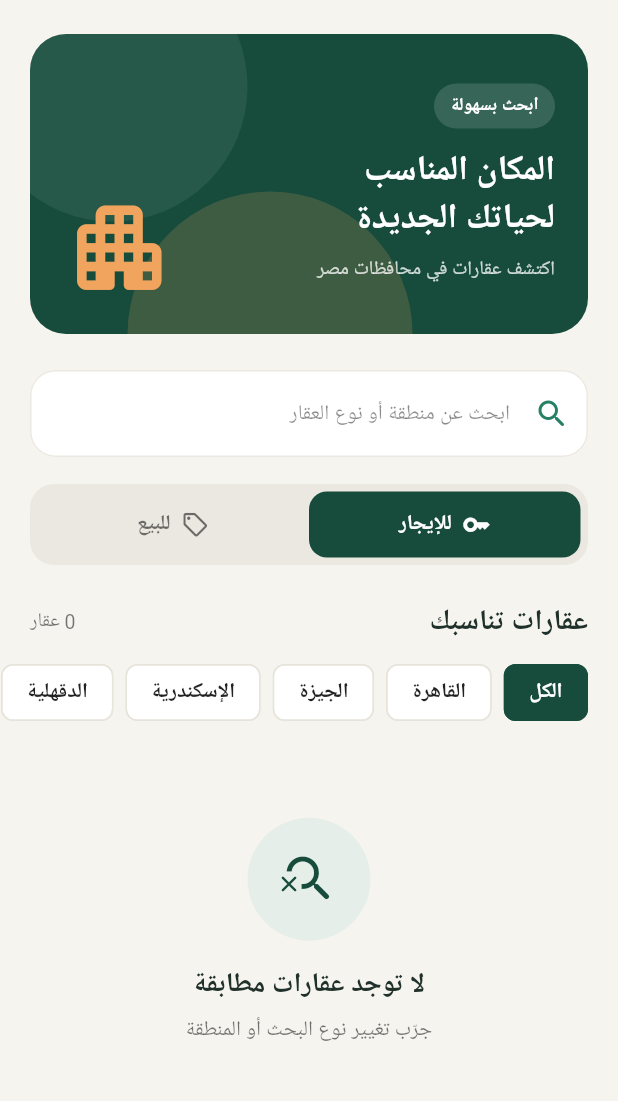
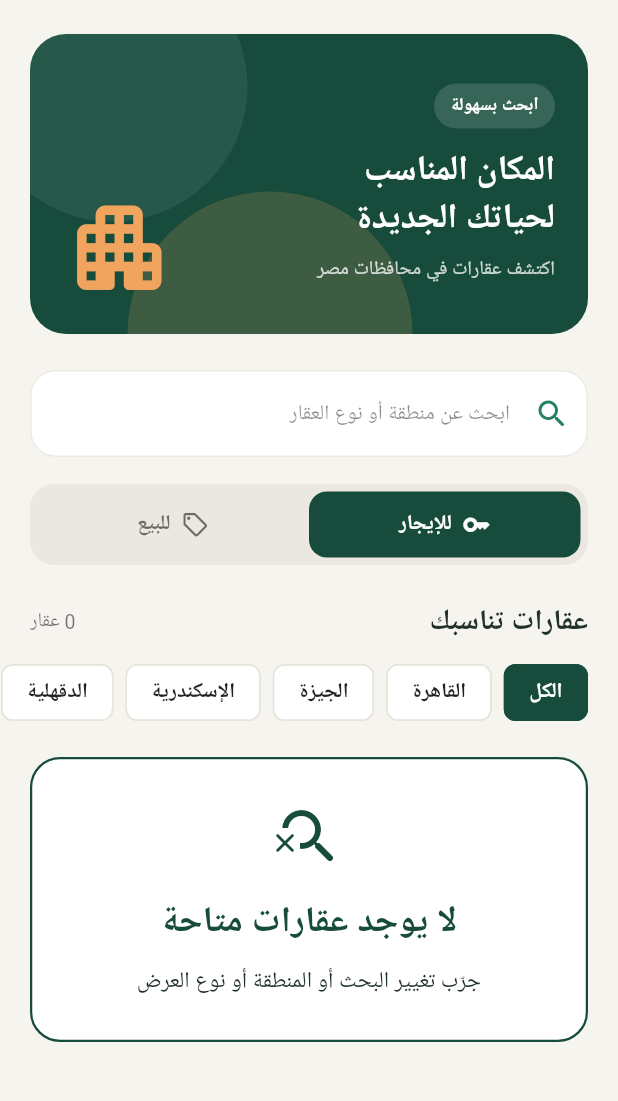
Before and after one commit to MICHAELTANIOS856/Real-Estate-Mobile-Application, a Flutter app: the HomePage screen opened directly, on a phone screen of 412 x 824 dp, the part 95-1196 px from its top. Run offline on Flutter 3.47's test engine with Material 3 defaults, Android fonts, the phone set to English and light mode, and no system bars; our stand-ins replace cloud_firestore, firebase_auth, firebase_core, image_picker; accounts and stored records are empty.

Commit message:
fix: show prominent Arabic empty results for unmatched search and location filters

```diff
--- a/lib/main.dart
+++ b/lib/main.dart
@@ -41,6 +41,31 @@ class RealEstateApp extends StatelessWidget {
   }
 }
 
+List<Property> filterAvailableProperties(
+  List<Property> properties, {
+  required ListingMode selectedMode,
+  required String selectedGovernorate,
+  required String searchText,
+}) {
+  return properties.where((property) {
+    final matchesMode = property.mode == selectedMode;
+
+    final matchesGovernorate =
+        selectedGovernorate == 'الكل' ||
+        property.governorate == selectedGovernorate;
+
+    final normalizedSearch = searchText.trim().toLowerCase();
+    final matchesSearch =
+        normalizedSearch.isEmpty ||
+        property.title.toLowerCase().contains(normalizedSearch) ||
+        property.location.toLowerCase().contains(normalizedSearch) ||
+        property.governorate.toLowerCase().contains(normalizedSearch) ||
+        property.type.toLowerCase().contains(normalizedSearch);
+
+    return matchesMode && matchesGovernorate && matchesSearch;
+  }).toList();
+}
+
 class HomePage extends StatefulWidget {
   const HomePage({super.key});
 
@@ -62,25 +87,13 @@ class _HomePageState extends State<HomePage> {
     ...AddPropertyPage.governorates,
   ];
 
-  List<Property> filterProperties(List<Property> properties) {
-    return properties.where((property) {
-      final matchesMode = property.mode == selectedMode;
-
-      final matchesGovernorate =
-          selectedGovernorate == 'الكل' ||
-          property.governorate == selectedGovernorate;
-
-      final normalizedSearch = searchText.trim().toLowerCase();
-      final matchesSearch =
-          normalizedSearch.isEmpty ||
-          property.title.toLowerCase().contains(normalizedSearch) ||
-          property.location.toLowerCase().contains(normalizedSearch) ||
-          property.governorate.toLowerCase().contains(normalizedSearch) ||
-          property.type.toLowerCase().contains(normalizedSearch);
-
-      return matchesMode && matchesGovernorate && matchesSearch;
-    }).toList();
-  }
+  List<Property> filterProperties(List<Property> properties) =>
+      filterAvailableProperties(
+        properties,
+        selectedMode: selectedMode,
+        selectedGovernorate: selectedGovernorate,
+        searchText: searchText,
+      );
 
   String formatPrice(int price) {
     final digits = price.toString().split('').reversed.toList();
@@ -295,9 +308,8 @@ class _HomePageState extends State<HomePage> {
                   ),
                 ),
                 if (visibleProperties.isEmpty)
-                  const SliverFillRemaining(
-                    hasScrollBody: false,
-                    child: _EmptyState(),
+                  const SliverToBoxAdapter(
+                    child: AvailablePropertiesEmptyState(),
                   )
                 else
                   SliverPadding(
@@ -816,48 +828,48 @@ class _PropertyFeature extends StatelessWidget {
   }
 }
 
-class _EmptyState extends StatelessWidget {
-  const _EmptyState();
+/// Shared empty result for unmatched text, governorate or rent/sale filters.
+class AvailablePropertiesEmptyState extends StatelessWidget {
+  const AvailablePropertiesEmptyState({super.key});
 
   @override
-  Widget build(BuildContext context) {
-    return Center(
-      child: Padding(
-        padding: const EdgeInsets.all(30),
+  Widget build(BuildContext context) => Container(
+    margin: const EdgeInsets.fromLTRB(20, 22, 20, 32),
+    padding: const EdgeInsets.symmetric(horizontal: 20, vertical: 28),
+    decoration: BoxDecoration(
+      color: Colors.white,
+      borderRadius: BorderRadius.circular(20),
+      border: Border.all(color: const Color(0xFF174C3C), width: 1.5),
+    ),
     child: Column(
-          mainAxisAlignment: MainAxisAlignment.center,
+      mainAxisSize: MainAxisSize.min,
       children: [
-            Container(
-              width: 82,
-              height: 82,
-              decoration: const BoxDecoration(
-                color: Color(0xFFE5EEE9),
-                shape: BoxShape.circle,
+        const Icon(
+          Icons.search_off_rounded,
+          size: 48,
+          color: Color(0xFF174C3C),
         ),
-              child: const Icon(
-                Icons.search_off_rounded,
-                size: 40,
+        const SizedBox(height: 16),
+        Semantics(
+          header: true,
+          liveRegion: true,
+          child: const Text(
+            'لا يوجد عقارات متاحة',
+            textAlign: TextAlign.center,
+            style: TextStyle(
+              fontSize: 24,
+              fontWeight: FontWeight.w800,
               color: Color(0xFF174C3C),
             ),
           ),
-            const SizedBox(height: 16),
+        ),
+        const SizedBox(height: 10),
         const Text(
-              'لا توجد عقارات مطابقة',
-              style: TextStyle(
-                fontSize: 18,
-                fontWeight: FontWeight.bold,
-                color: Color(0xFF20302A),
-              ),
-            ),
-            const SizedBox(height: 7),
-            const Text(
-              'جرّب تغيير نوع البحث أو المنطقة',
+          'جرّب تغيير البحث أو المنطقة أو نوع العرض',
           textAlign: TextAlign.center,
-              style: TextStyle(color: Colors.black54),
+          style: TextStyle(fontSize: 15, color: Color(0xFF20302A)),
         ),
       ],
     ),
-      ),
   );
 }
-}
```
Lines whose indentation alone changed are shown as unchanged.
